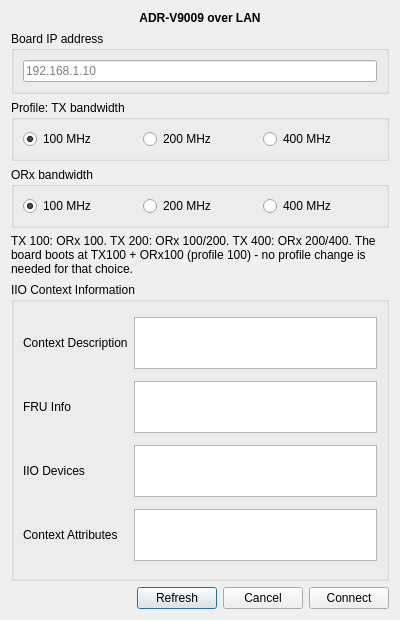
Qt form receiver/connectdialog.ui (enigmafarsco-lang/iiS) before a commit.
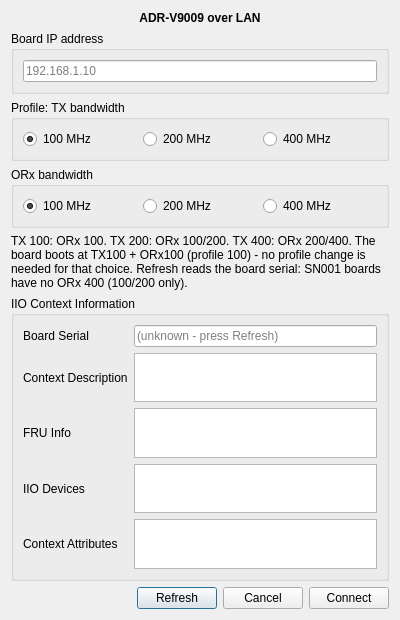
The same form after that commit.

What changed in the file:
```diff
--- a/receiver/connectdialog.ui
+++ b/receiver/connectdialog.ui
@@ -112,7 +112,7 @@
    <item>
     <widget class="QLabel" name="lblHelp">
      <property name="text">
-      <string>TX 100: ORx 100. TX 200: ORx 100/200. TX 400: ORx 200/400. The board boots at TX100 + ORx100 (profile 100) - no profile change is needed for that choice.</string>
+      <string>TX 100: ORx 100. TX 200: ORx 100/200. TX 400: ORx 200/400. The board boots at TX100 + ORx100 (profile 100) - no profile change is needed for that choice. Refresh reads the board serial: SN001 boards have no ORx 400 (100/200 only).</string>
      </property>
      <property name="wordWrap">
       <bool>true</bool>
@@ -126,13 +126,30 @@
      </property>
      <layout class="QGridLayout" name="gridLayoutInfo">
       <item row="0" column="0">
+       <widget class="QLabel" name="lblBoardSerial">
+        <property name="text">
+         <string>Board Serial</string>
+        </property>
+       </widget>
+      </item>
+      <item row="0" column="1">
+       <widget class="QLineEdit" name="txt_board_serial">
+        <property name="readOnly">
+         <bool>true</bool>
+        </property>
+        <property name="placeholderText">
+         <string>(unknown - press Refresh)</string>
+        </property>
+       </widget>
+      </item>
+      <item row="1" column="0">
        <widget class="QLabel" name="lblContextDescription">
         <property name="text">
          <string>Context Description</string>
         </property>
        </widget>
       </item>
-      <item row="0" column="1">
+      <item row="1" column="1">
        <widget class="QTextEdit" name="txt_context_description">
         <property name="maximumSize">
          <size>
@@ -142,14 +159,14 @@
         </property>
        </widget>
       </item>
-      <item row="1" column="0">
+      <item row="2" column="0">
        <widget class="QLabel" name="lblFruInfo">
         <property name="text">
          <string>FRU Info</string>
         </property>
        </widget>
       </item>
-      <item row="1" column="1">
+      <item row="2" column="1">
        <widget class="QTextEdit" name="txt_fru_info">
         <property name="maximumSize">
          <size>
@@ -159,14 +176,14 @@
         </property>
        </widget>
       </item>
-      <item row="2" column="0">
+      <item row="3" column="0">
        <widget class="QLabel" name="lblIioDevices">
         <property name="text">
          <string>IIO Devices</string>
         </property>
        </widget>
       </item>
-      <item row="2" column="1">
+      <item row="3" column="1">
        <widget class="QTextEdit" name="txt_iio_devices">
         <property name="maximumSize">
          <size>
@@ -176,14 +193,14 @@
         </property>
        </widget>
       </item>
-      <item row="3" column="0">
+      <item row="4" column="0">
        <widget class="QLabel" name="lblContextAttributes">
         <property name="text">
          <string>Context Attributes</string>
         </property>
        </widget>
       </item>
-      <item row="3" column="1">
+      <item row="4" column="1">
        <widget class="QTextEdit" name="txt_context_attributes">
         <property name="maximumSize">
          <size>
```
